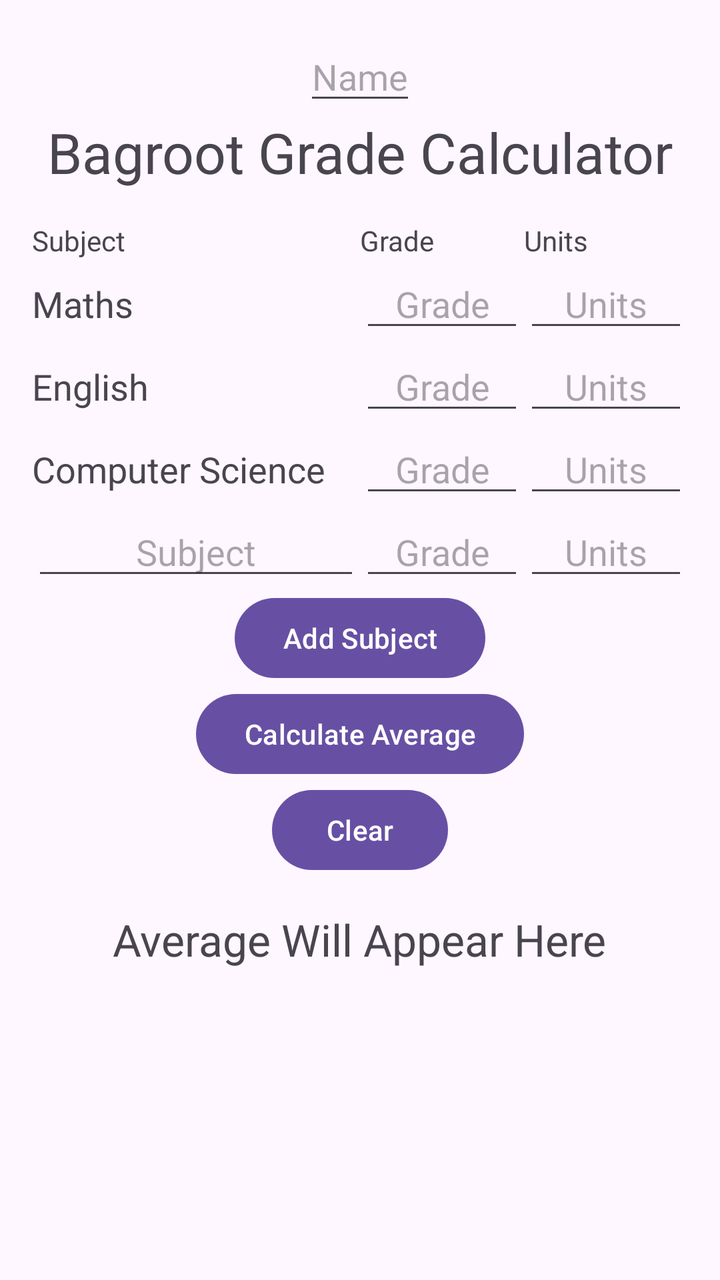
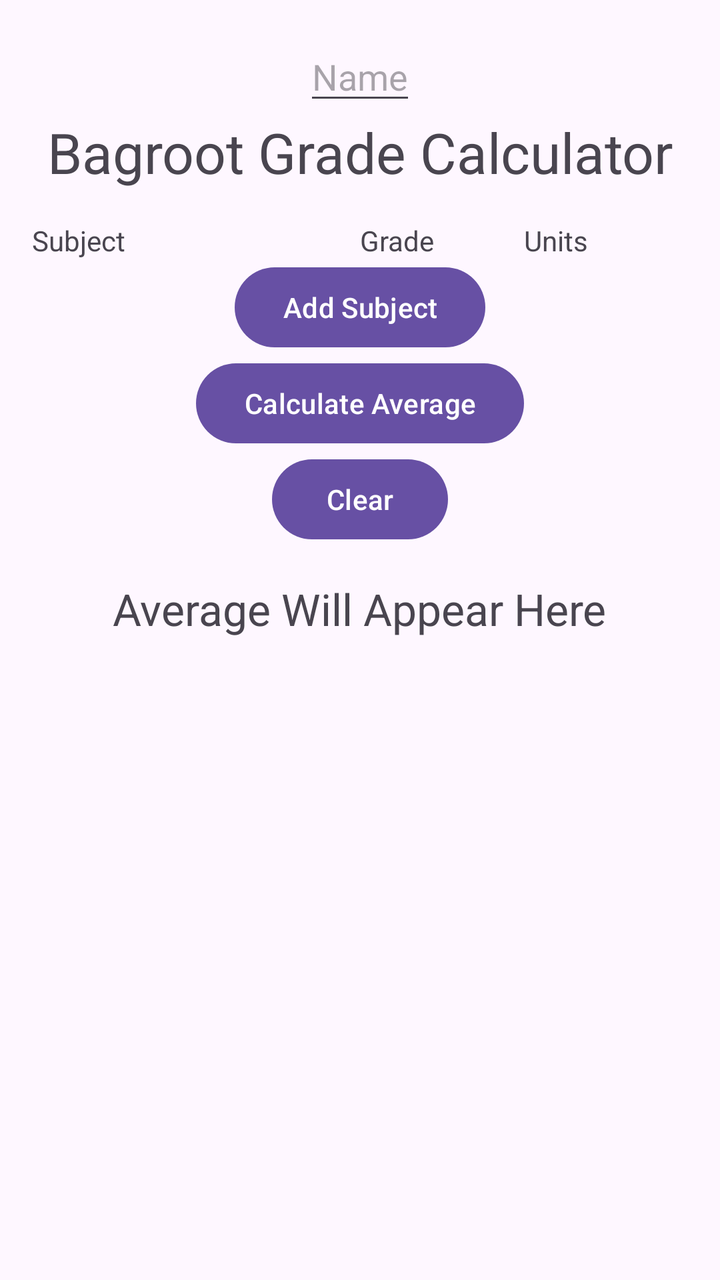

Two renders of the same Android screen: before a commit and after it. Below are the layout's source before the change and the commit's diff.
<!-- AndroidManifest.xml: application theme Theme.GradeAverage -->
<!-- res/layout/activity_main.xml -->
<?xml version="1.0" encoding="utf-8"?>
<LinearLayout xmlns:android="http://schemas.android.com/apk/res/android"
    android:id="@+id/main"
    android:layout_width="match_parent"
    android:layout_height="match_parent"
    android:orientation="vertical"
    android:padding="16dp">


    <EditText
        android:id="@+id/etName"
        android:layout_width="wrap_content"
        android:layout_height="wrap_content"
        android:hint="Name"
        android:layout_gravity="center_horizontal"
        android:inputType="textPersonName"/>

    
    <TextView
        android:layout_width="wrap_content"
        android:layout_height="wrap_content"
        android:text="Bagroot Grade Calculator"
        android:layout_gravity="center_horizontal"
        android:textSize="28sp"
        android:layout_marginBottom="16dp"/>

    <LinearLayout
        android:id="@+id/subjectsLayout"
        android:layout_width="match_parent"
        android:layout_height="wrap_content"
        android:orientation="vertical">

        <LinearLayout
            android:layout_width="match_parent"
            android:layout_height="wrap_content"
            android:orientation="horizontal">

            <TextView
                android:layout_width="0dp"
                android:layout_height="wrap_content"
                android:layout_weight="2"
                android:text="Subject"/>
            <TextView
                android:layout_width="0dp"
                android:layout_height="wrap_content"
                android:layout_weight="1"
                android:layout_gravity="center"
                android:text="Grade"/>
            <TextView
                android:layout_width="0dp"
                android:layout_height="wrap_content"
                android:layout_weight="1"
                android:layout_gravity="center"
                android:text="Units"/>

        </LinearLayout>

        <LinearLayout
            android:layout_width="match_parent"
            android:layout_height="wrap_content"
            android:orientation="horizontal">

            <TextView
                android:layout_width="0dp"
                android:layout_height="wrap_content"
                android:layout_weight="2"
                android:text="Maths"
                android:textSize="18sp" />

            <EditText
                android:id="@+id/etGrade1"
                android:layout_width="0dp"
                android:layout_height="wrap_content"
                android:layout_weight="1"
                android:hint="Grade"
                android:gravity="center"
                android:maxLength="3"
                android:inputType="number"/>

            <EditText
                android:id="@+id/etUnits1"
                android:layout_width="0dp"
                android:layout_height="wrap_content"
                android:layout_weight="1"
                android:hint="Units"
                android:gravity="center"
                android:maxLength="1"
                android:inputType="number"/>

        </LinearLayout>

        <LinearLayout
            android:layout_width="match_parent"
            android:layout_height="wrap_content"
            android:orientation="horizontal">

            <TextView
                android:layout_width="0dp"
                android:layout_height="wrap_content"
                android:layout_weight="2"
                android:text="English"
                android:textSize="18sp" />

            <EditText
                android:id="@+id/etGrade2"
                android:layout_width="0dp"
                android:layout_height="wrap_content"
                android:layout_weight="1"
                android:hint="Grade"
                android:gravity="center"
                android:maxLength="3"
                android:inputType="number"/>

            <EditText
                android:id="@+id/etUnits2"
                android:layout_width="0dp"
                android:layout_height="wrap_content"
                android:layout_weight="1"
                android:hint="Units"
                android:gravity="center"
                android:maxLength="1"
                android:inputType="number"/>

        </LinearLayout>

        <LinearLayout
            android:layout_width="match_parent"
            android:layout_height="wrap_content"
            android:orientation="horizontal">

            <TextView
                android:layout_width="0dp"
                android:layout_height="wrap_content"
                android:layout_weight="2"
                android:text="Computer Science"
                android:textSize="18sp" />

            <EditText
                android:id="@+id/etGrade3"
                android:layout_width="0dp"
                android:layout_height="wrap_content"
                android:layout_weight="1"
                android:hint="Grade"
                android:gravity="center"
                android:maxLength="3"
                android:inputType="number"/>

            <EditText
                android:id="@+id/etUnits3"
                android:layout_width="0dp"
                android:layout_height="wrap_content"
                android:layout_weight="1"
                android:hint="Units"
                android:gravity="center"
                android:maxLength="1"
                android:inputType="number"/>

        </LinearLayout>

        <LinearLayout
            android:layout_width="match_parent"
            android:layout_height="wrap_content"
            android:orientation="horizontal">

            <EditText
                android:id="@+id/etSubject4"
                android:layout_width="0dp"
                android:layout_height="wrap_content"
                android:layout_weight="2"
                android:hint="Subject"
                android:gravity="center"
                android:maxLength="3"
                android:inputType="text"/>

            <EditText
                android:id="@+id/etGrade4"
                android:layout_width="0dp"
                android:layout_height="wrap_content"
                android:layout_weight="1"
                android:hint="Grade"
                android:gravity="center"
                android:maxLength="3"
                android:inputType="number"/>

            <EditText
                android:id="@+id/etUnits4"
                android:layout_width="0dp"
                android:layout_height="wrap_content"
                android:layout_weight="1"
                android:hint="Units"
                android:gravity="center"
                android:maxLength="1"
                android:inputType="number"/>

        </LinearLayout>

    </LinearLayout>

    <Button
        android:id="@+id/btnAddSubject"
        android:layout_width="wrap_content"
        android:layout_height="wrap_content"
        android:layout_gravity="center_horizontal"
        android:text="Add Subject"/>

    <Button
        android:id="@+id/btnCalc"
        android:layout_width="wrap_content"
        android:layout_height="wrap_content"
        android:layout_gravity="center_horizontal"
        android:text="Calculate Average"/>

    <Button
        android:id="@+id/btnClear"
        android:layout_width="wrap_content"
        android:layout_height="wrap_content"
        android:layout_gravity="center_horizontal"
        android:text="Clear"/>


    <TextView
        android:id="@+id/tvAverage"
        android:layout_width="wrap_content"
        android:layout_height="wrap_content"
        android:layout_gravity="center_horizontal"
        android:textSize="22sp"
        android:padding="16dp"
        android:text="Average Will Appear Here"/>
</LinearLayout>
<!-- resources referenced by this layout -->
<resources>
  <style name="Theme.GradeAverage" parent="Base.Theme.GradeAverage" />
  <style name="Base.Theme.GradeAverage" parent="Theme.Material3.DayNight.NoActionBar">
          
          
      </style>
</resources>

<!-- the commit's change to res/layout/activity_main.xml (unified diff, before → after) -->
@@ -54,146 +54,6 @@
                 android:text="Units"/>
 
         </LinearLayout>
-
-        <LinearLayout
-            android:layout_width="match_parent"
-            android:layout_height="wrap_content"
-            android:orientation="horizontal">
-
-            <TextView
-                android:layout_width="0dp"
-                android:layout_height="wrap_content"
-                android:layout_weight="2"
-                android:text="Maths"
-                android:textSize="18sp" />
-
-            <EditText
-                android:id="@+id/etGrade1"
-                android:layout_width="0dp"
-                android:layout_height="wrap_content"
-                android:layout_weight="1"
-                android:hint="Grade"
-                android:gravity="center"
-                android:maxLength="3"
-                android:inputType="number"/>
-
-            <EditText
-                android:id="@+id/etUnits1"
-                android:layout_width="0dp"
-                android:layout_height="wrap_content"
-                android:layout_weight="1"
-                android:hint="Units"
-                android:gravity="center"
-                android:maxLength="1"
-                android:inputType="number"/>
-
-        </LinearLayout>
-
-        <LinearLayout
-            android:layout_width="match_parent"
-            android:layout_height="wrap_content"
-            android:orientation="horizontal">
-
-            <TextView
-                android:layout_width="0dp"
-                android:layout_height="wrap_content"
-                android:layout_weight="2"
-                android:text="English"
-                android:textSize="18sp" />
-
-            <EditText
-                android:id="@+id/etGrade2"
-                android:layout_width="0dp"
-                android:layout_height="wrap_content"
-                android:layout_weight="1"
-                android:hint="Grade"
-                android:gravity="center"
-                android:maxLength="3"
-                android:inputType="number"/>
-
-            <EditText
-                android:id="@+id/etUnits2"
-                android:layout_width="0dp"
-                android:layout_height="wrap_content"
-                android:layout_weight="1"
-                android:hint="Units"
-                android:gravity="center"
-                android:maxLength="1"
-                android:inputType="number"/>
-
-        </LinearLayout>
-
-        <LinearLayout
-            android:layout_width="match_parent"
-            android:layout_height="wrap_content"
-            android:orientation="horizontal">
-
-            <TextView
-                android:layout_width="0dp"
-                android:layout_height="wrap_content"
-                android:layout_weight="2"
-                android:text="Computer Science"
-                android:textSize="18sp" />
-
-            <EditText
-                android:id="@+id/etGrade3"
-                android:layout_width="0dp"
-                android:layout_height="wrap_content"
-                android:layout_weight="1"
-                android:hint="Grade"
-                android:gravity="center"
-                android:maxLength="3"
-                android:inputType="number"/>
-
-            <EditText
-                android:id="@+id/etUnits3"
-                android:layout_width="0dp"
-                android:layout_height="wrap_content"
-                android:layout_weight="1"
-                android:hint="Units"
-                android:gravity="center"
-                android:maxLength="1"
-                android:inputType="number"/>
-
-        </LinearLayout>
-
-        <LinearLayout
-            android:layout_width="match_parent"
-            android:layout_height="wrap_content"
-            android:orientation="horizontal">
-
-            <EditText
-                android:id="@+id/etSubject4"
-                android:layout_width="0dp"
-                android:layout_height="wrap_content"
-                android:layout_weight="2"
-                android:hint="Subject"
-                android:gravity="center"
-                android:maxLength="3"
-                android:inputType="text"/>
-
-            <EditText
-                android:id="@+id/etGrade4"
-                android:layout_width="0dp"
-                android:layout_height="wrap_content"
-                android:layout_weight="1"
-                android:hint="Grade"
-                android:gravity="center"
-                android:maxLength="3"
-                android:inputType="number"/>
-
-            <EditText
-                android:id="@+id/etUnits4"
-                android:layout_width="0dp"
-                android:layout_height="wrap_content"
-                android:layout_weight="1"
-                android:hint="Units"
-                android:gravity="center"
-                android:maxLength="1"
-                android:inputType="number"/>
-
-        </LinearLayout>
-
     </LinearLayout>
 
     <Button
